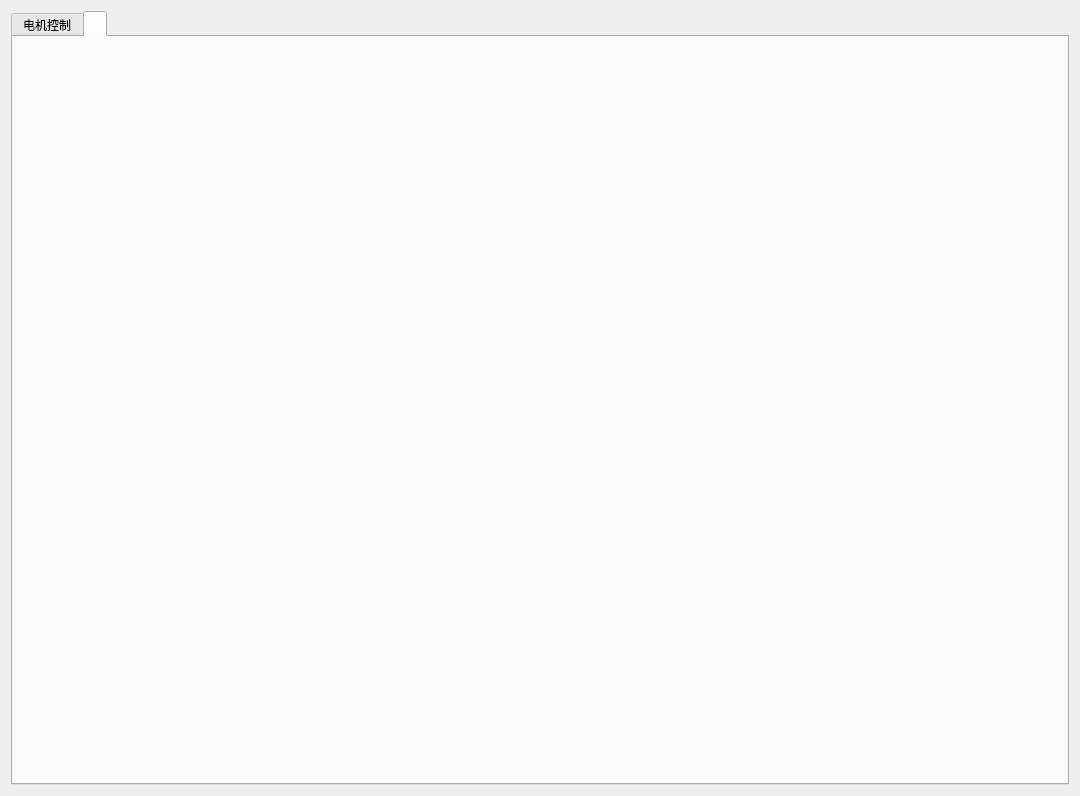
Above: zmotionpage.ui from Huier-git/drillControlSoftware before the change. Below: the same form after it.
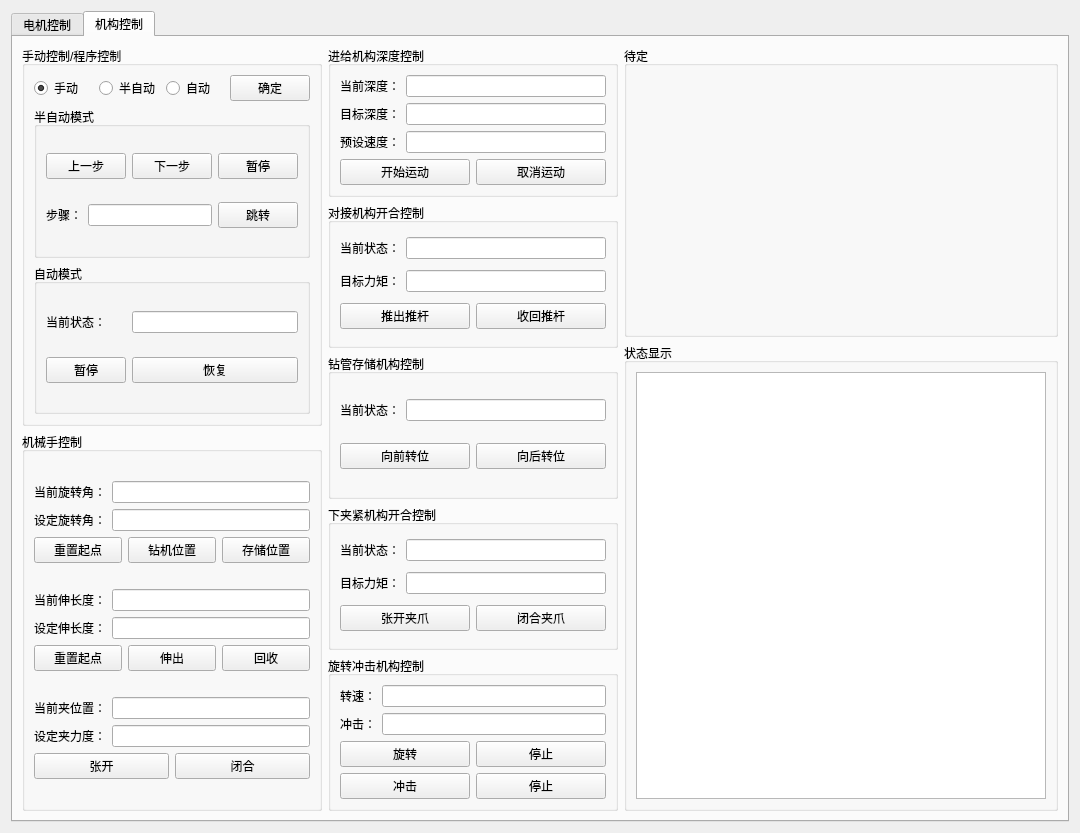
That is the form after the change. The open tabs and pages were chosen to show the change.

Commit message: 手动控制框架搭建

Patch:
```diff
--- a/zmotionpage.ui
+++ b/zmotionpage.ui
@@ -7,7 +7,7 @@
     <x>0</x>
     <y>0</y>
     <width>1080</width>
-    <height>780</height>
+    <height>833</height>
    </rect>
   </property>
   <property name="windowTitle">
@@ -995,8 +995,615 @@
      </widget>
      <widget class="QWidget" name="tab_2">
       <attribute name="title">
-       <string/>
+       <string>机构控制</string>
       </attribute>
+      <layout class="QGridLayout" name="gridLayout_64">
+       <item row="0" column="0">
+        <layout class="QHBoxLayout" name="horizontalLayout_49" stretch="1,2,3">
+         <item>
+          <layout class="QVBoxLayout" name="verticalLayout">
+           <item>
+            <widget class="QGroupBox" name="groupBox_22">
+             <property name="title">
+              <string>手动控制/程序控制</string>
+             </property>
+             <layout class="QGridLayout" name="gridLayout_37">
+              <item row="0" column="0">
+               <layout class="QHBoxLayout" name="horizontalLayout_45">
+                <item>
+                 <widget class="QRadioButton" name="rb_manual_mode">
+                  <property name="text">
+                   <string>手动</string>
+                  </property>
+                  <property name="checked">
+                   <bool>true</bool>
+                  </property>
+                 </widget>
+                </item>
+                <item>
+                 <widget class="QRadioButton" name="rb_semi_mode">
+                  <property name="text">
+                   <string>半自动</string>
+                  </property>
+                 </widget>
+                </item>
+                <item>
+                 <widget class="QRadioButton" name="rb_automatic_mode">
+                  <property name="text">
+                   <string>自动</string>
+                  </property>
+                 </widget>
+                </item>
+                <item>
+                 <widget class="QPushButton" name="btn_mode_confirm">
+                  <property name="text">
+                   <string>确定</string>
+                  </property>
+                 </widget>
+                </item>
+               </layout>
+              </item>
+              <item row="1" column="0">
+               <widget class="QGroupBox" name="gb_semi">
+                <property name="title">
+                 <string>半自动模式</string>
+                </property>
+                <layout class="QGridLayout" name="gridLayout_36">
+                 <item row="0" column="0">
+                  <widget class="QPushButton" name="btn_semi_previous_step">
+                   <property name="text">
+                    <string>上一步</string>
+                   </property>
+                  </widget>
+                 </item>
+                 <item row="0" column="1">
+                  <widget class="QPushButton" name="btn_semi_next_step">
+                   <property name="text">
+                    <string>下一步</string>
+                   </property>
+                  </widget>
+                 </item>
+                 <item row="0" column="2">
+                  <widget class="QPushButton" name="btn_semi_pause">
+                   <property name="text">
+                    <string>暂停</string>
+                   </property>
+                  </widget>
+                 </item>
+                 <item row="1" column="0" colspan="2">
+                  <layout class="QHBoxLayout" name="horizontalLayout_27">
+                   <item>
+                    <widget class="QLabel" name="label_55">
+                     <property name="text">
+                      <string>步骤：</string>
+                     </property>
+                    </widget>
+                   </item>
+                   <item>
+                    <widget class="QLineEdit" name="le_semi_step"/>
+                   </item>
+                  </layout>
+                 </item>
+                 <item row="1" column="2">
+                  <widget class="QPushButton" name="btn_semi_step_jump">
+                   <property name="text">
+                    <string>跳转</string>
+                   </property>
+                  </widget>
+                 </item>
+                </layout>
+               </widget>
+              </item>
+              <item row="2" column="0">
+               <widget class="QGroupBox" name="gb_automatic">
+                <property name="title">
+                 <string>自动模式</string>
+                </property>
+                <layout class="QGridLayout" name="gridLayout_60">
+                 <item row="1" column="1">
+                  <widget class="QPushButton" name="btn_automatic_resume">
+                   <property name="text">
+                    <string>恢复</string>
+                   </property>
+                  </widget>
+                 </item>
+                 <item row="1" column="0">
+                  <widget class="QPushButton" name="btn_automatic_pause">
+                   <property name="text">
+                    <string>暂停</string>
+                   </property>
+                  </widget>
+                 </item>
+                 <item row="0" column="0">
+                  <widget class="QLabel" name="label_87">
+                   <property name="text">
+                    <string>当前状态：</string>
+                   </property>
+                  </widget>
+                 </item>
+                 <item row="0" column="1">
+                  <widget class="QLineEdit" name="le_automatic_status"/>
+                 </item>
+                </layout>
+               </widget>
+              </item>
+             </layout>
+            </widget>
+           </item>
+           <item>
+            <widget class="QGroupBox" name="gb_roboticarm">
+             <property name="title">
+              <string>机械手控制</string>
+             </property>
+             <layout class="QGridLayout" name="gridLayout_34">
+              <item row="0" column="0">
+               <layout class="QGridLayout" name="gridLayout_30">
+                <item row="0" column="0" colspan="3">
+                 <layout class="QHBoxLayout" name="horizontalLayout_22">
+                  <item>
+                   <widget class="QLabel" name="label_48">
+                    <property name="text">
+                     <string>当前旋转角：</string>
+                    </property>
+                   </widget>
+                  </item>
+                  <item>
+                   <widget class="QLineEdit" name="le_rotation_angle"/>
+                  </item>
+                 </layout>
+                </item>
+                <item row="1" column="0" colspan="3">
+                 <layout class="QHBoxLayout" name="horizontalLayout_20">
+                  <item>
+                   <widget class="QLabel" name="label_50">
+                    <property name="text">
+                     <string>设定旋转角：</string>
+                    </property>
+                   </widget>
+                  </item>
+                  <item>
+                   <widget class="QLineEdit" name="le_set_rotation_angle"/>
+                  </item>
+                 </layout>
+                </item>
+                <item row="2" column="0">
+                 <widget class="QPushButton" name="btn_rotation_reset">
+                  <property name="text">
+                   <string>重置起点</string>
+                  </property>
+                 </widget>
+                </item>
+                <item row="2" column="1">
+                 <widget class="QPushButton" name="btn_drill_position">
+                  <property name="text">
+                   <string>钻机位置</string>
+                  </property>
+                 </widget>
+                </item>
+                <item row="2" column="2">
+                 <widget class="QPushButton" name="btn_storage_position">
+                  <property name="text">
+                   <string>存储位置</string>
+                  </property>
+                 </widget>
+                </item>
+               </layout>
+              </item>
+              <item row="1" column="0">
+               <layout class="QGridLayout" name="gridLayout_32">
+                <item row="0" column="0" colspan="3">
+                 <layout class="QHBoxLayout" name="horizontalLayout_23">
+                  <item>
+                   <widget class="QLabel" name="label_51">
+                    <property name="text">
+                     <string>当前伸长度：</string>
+                    </property>
+                   </widget>
+                  </item>
+                  <item>
+                   <widget class="QLineEdit" name="le_extent_length"/>
+                  </item>
+                 </layout>
+                </item>
+                <item row="1" column="0" colspan="3">
+                 <layout class="QHBoxLayout" name="horizontalLayout_24">
+                  <item>
+                   <widget class="QLabel" name="label_52">
+                    <property name="text">
+                     <string>设定伸长度：</string>
+                    </property>
+                   </widget>
+                  </item>
+                  <item>
+                   <widget class="QLineEdit" name="le_set_extent_length"/>
+                  </item>
+                 </layout>
+                </item>
+                <item row="2" column="0">
+                 <widget class="QPushButton" name="btn_robotarm_reset">
+                  <property name="text">
+                   <string>重置起点</string>
+                  </property>
+                 </widget>
+                </item>
+                <item row="2" column="1">
+                 <widget class="QPushButton" name="btn_robotarm_extent">
+                  <property name="text">
+                   <string>伸出</string>
+                  </property>
+                 </widget>
+                </item>
+                <item row="2" column="2">
+                 <widget class="QPushButton" name="btn_robotarm_retract">
+                  <property name="text">
+                   <string>回收</string>
+                  </property>
+                 </widget>
+                </item>
+               </layout>
+              </item>
+              <item row="2" column="0">
+               <layout class="QGridLayout" name="gridLayout_33">
+                <item row="0" column="0" colspan="2">
+                 <layout class="QHBoxLayout" name="horizontalLayout_25">
+                  <item>
+                   <widget class="QLabel" name="label_53">
+                    <property name="text">
+                     <string>当前夹位置：</string>
+                    </property>
+                   </widget>
+                  </item>
+                  <item>
+                   <widget class="QLineEdit" name="le_robotarm_clamp_pos"/>
+                  </item>
+                 </layout>
+                </item>
+                <item row="1" column="0" colspan="2">
+                 <layout class="QHBoxLayout" name="horizontalLayout_26">
+                  <item>
+                   <widget class="QLabel" name="label_54">
+                    <property name="text">
+                     <string>设定夹力度：</string>
+                    </property>
+                   </widget>
+                  </item>
+                  <item>
+                   <widget class="QLineEdit" name="le_robotarm_clamp_DAC"/>
+                  </item>
+                 </layout>
+                </item>
+                <item row="2" column="0">
+                 <widget class="QPushButton" name="btn_robotarm_clamp_open">
+                  <property name="text">
+                   <string>张开</string>
+                  </property>
+                 </widget>
+                </item>
+                <item row="2" column="1">
+                 <widget class="QPushButton" name="btn_robotarm_clamp_close">
+                  <property name="text">
+                   <string>闭合</string>
+                  </property>
+                 </widget>
+                </item>
+               </layout>
+              </item>
+             </layout>
+            </widget>
+           </item>
+          </layout>
+         </item>
+         <item>
+          <layout class="QGridLayout" name="gridLayout_63">
+           <item row="0" column="0">
+            <widget class="QGroupBox" name="gp_penetration">
+             <property name="title">
+              <string>进给机构深度控制</string>
+             </property>
+             <layout class="QGridLayout" name="gridLayout_13">
+              <item row="3" column="0">
+               <widget class="QPushButton" name="btn_penetration_start">
+                <property name="text">
+                 <string>开始运动</string>
+                </property>
+               </widget>
+              </item>
+              <item row="3" column="1">
+               <widget class="QPushButton" name="btn_penetration_cancel">
+                <property name="text">
+                 <string>取消运动</string>
+                </property>
+               </widget>
+              </item>
+              <item row="1" column="0" colspan="2">
+               <layout class="QHBoxLayout" name="horizontalLayout_5">
+                <item>
+                 <widget class="QLabel" name="label_17">
+                  <property name="text">
+                   <string>目标深度：</string>
+                  </property>
+                 </widget>
+                </item>
+                <item>
+                 <widget class="QLineEdit" name="le_penetration_target"/>
+                </item>
+               </layout>
+              </item>
+              <item row="0" column="0" colspan="2">
+               <layout class="QHBoxLayout" name="horizontalLayout_4">
+                <item>
+                 <widget class="QLabel" name="label_14">
+                  <property name="text">
+                   <string>当前深度：</string>
+                  </property>
+                 </widget>
+                </item>
+                <item>
+                 <widget class="QLineEdit" name="le_penetration_depth"/>
+                </item>
+               </layout>
+              </item>
+              <item row="2" column="0" colspan="2">
+               <layout class="QHBoxLayout" name="horizontalLayout_10">
+                <item>
+                 <widget class="QLabel" name="label_24">
+                  <property name="text">
+                   <string>预设速度：</string>
+                  </property>
+                 </widget>
+                </item>
+                <item>
+                 <widget class="QLineEdit" name="le_penetration_speed"/>
+                </item>
+               </layout>
+              </item>
+             </layout>
+            </widget>
+           </item>
+           <item row="1" column="0">
+            <widget class="QGroupBox" name="gb_connection">
+             <property name="title">
+              <string>对接机构开合控制</string>
+             </property>
+             <layout class="QGridLayout" name="gridLayout_12">
+              <item row="0" column="0" colspan="2">
+               <layout class="QHBoxLayout" name="horizontalLayout_2">
+                <item>
+                 <widget class="QLabel" name="label_18">
+                  <property name="text">
+                   <string>当前状态：</string>
+                  </property>
+                 </widget>
+                </item>
+                <item>
+                 <widget class="QLineEdit" name="le_connection_status"/>
+                </item>
+               </layout>
+              </item>
+              <item row="1" column="0" colspan="2">
+               <layout class="QHBoxLayout" name="horizontalLayout_6">
+                <item>
+                 <widget class="QLabel" name="label_20">
+                  <property name="text">
+                   <string>目标力矩：</string>
+                  </property>
+                 </widget>
+                </item>
+                <item>
+                 <widget class="QLineEdit" name="le_connection_DAC"/>
+                </item>
+               </layout>
+              </item>
+              <item row="2" column="0">
+               <widget class="QPushButton" name="btn_connection_extent">
+                <property name="text">
+                 <string>推出推杆</string>
+                </property>
+               </widget>
+              </item>
+              <item row="2" column="1">
+               <widget class="QPushButton" name="btn_connection_retract">
+                <property name="text">
+                 <string>收回推杆</string>
+                </property>
+               </widget>
+              </item>
+             </layout>
+            </widget>
+           </item>
+           <item row="2" column="0">
+            <widget class="QGroupBox" name="gp_stroage">
+             <property name="title">
+              <string>钻管存储机构控制</string>
+             </property>
+             <layout class="QGridLayout" name="gridLayout_28">
+              <item row="1" column="1">
+               <widget class="QPushButton" name="btn_storage_backward">
+                <property name="text">
+                 <string>向后转位</string>
+                </property>
+               </widget>
+              </item>
+              <item row="0" column="0" colspan="2">
+               <layout class="QHBoxLayout" name="horizontalLayout_9">
+                <item>
+                 <widget class="QLabel" name="label_23">
+                  <property name="text">
+                   <string>当前状态：</string>
+                  </property>
+                 </widget>
+                </item>
+                <item>
+                 <widget class="QLineEdit" name="le_stroage_status"/>
+                </item>
+               </layout>
+              </item>
+              <item row="1" column="0">
+               <widget class="QPushButton" name="btn_storage_forward">
+                <property name="text">
+                 <string>向前转位</string>
+                </property>
+               </widget>
+              </item>
+             </layout>
+            </widget>
+           </item>
+           <item row="3" column="0">
+            <widget class="QGroupBox" name="gb_downclamp">
+             <property name="title">
+              <string>下夹紧机构开合控制</string>
+             </property>
+             <layout class="QGridLayout" name="gridLayout_14">
+              <item row="0" column="0" colspan="2">
+               <layout class="QHBoxLayout" name="horizontalLayout_7">
+                <item>
+                 <widget class="QLabel" name="label_21">
+                  <property name="text">
+                   <string>当前状态：</string>
+                  </property>
+                 </widget>
+                </item>
+                <item>
+                 <widget class="QLineEdit" name="le_downclamp_status"/>
+                </item>
+               </layout>
+              </item>
+              <item row="2" column="0">
+               <widget class="QPushButton" name="btn_downclamp_open">
+                <property name="text">
+                 <string>张开夹爪</string>
+                </property>
+               </widget>
+              </item>
+              <item row="1" column="0" colspan="2">
+               <layout class="QHBoxLayout" name="horizontalLayout_8">
+                <item>
+                 <widget class="QLabel" name="label_22">
+                  <property name="text">
+                   <string>目标力矩：</string>
+                  </property>
+                 </widget>
+                </item>
+                <item>
+                 <widget class="QLineEdit" name="le_downclamp_DAC"/>
+                </item>
+               </layout>
+              </item>
+              <item row="2" column="1">
+               <widget class="QPushButton" name="btn_downclamp_close">
+                <property name="text">
+                 <string>闭合夹爪</string>
+                </property>
+               </widget>
+              </item>
+             </layout>
+            </widget>
+           </item>
+           <item row="4" column="0">
+            <widget class="QGroupBox" name="gb_rotaion_percussion">
+             <property name="title">
+              <string>旋转冲击机构控制</string>
+             </property>
+             <layout class="QGridLayout" name="gridLayout_29">
+              <item row="0" column="0" colspan="2">
+               <layout class="QHBoxLayout" name="horizontalLayout_19">
+                <item>
+                 <widget class="QLabel" name="label_47">
+                  <property name="text">
+                   <string>转速：</string>
+                  </property>
+                 </widget>
+                </item>
+                <item>
+                 <widget class="QLineEdit" name="le_rotation"/>
+                </item>
+               </layout>
+              </item>
+              <item row="1" column="0" colspan="2">
+               <layout class="QHBoxLayout" name="horizontalLayout_46">
+                <item>
+                 <widget class="QLabel" name="label_88">
+                  <property name="text">
+                   <string>冲击：</string>
+                  </property>
+                 </widget>
+                </item>
+                <item>
+                 <widget class="QLineEdit" name="le_percussion"/>
+                </item>
+               </layout>
+              </item>
+              <item row="2" column="0">
+               <widget class="QPushButton" name="btn_rotation">
+                <property name="text">
+                 <string>旋转</string>
+                </property>
+               </widget>
+              </item>
+              <item row="2" column="1">
+               <widget class="QPushButton" name="btn_rotation_stop">
+                <property name="text">
+                 <string>停止</string>
+                </property>
+               </widget>
+              </item>
+              <item row="3" column="0">
+               <widget class="QPushButton" name="btn_percussion">
+                <property name="text">
+                 <string>冲击</string>
+                </property>
+               </widget>
+              </item>
+              <item row="3" column="1">
+               <widget class="QPushButton" name="btn_percussion_stop">
+                <property name="text">
+                 <string>停止</string>
+                </property>
+               </widget>
+              </item>
+             </layout>
+            </widget>
+           </item>
+          </layout>
+         </item>
+         <item>
+          <layout class="QGridLayout" name="gridLayout_62">
+           <item row="0" column="0">
+            <widget class="QGroupBox" name="groupBox_39">
+             <property name="title">
+              <string>待定</string>
+             </property>
+             <layout class="QGridLayout" name="gridLayout_61">
+              <item row="0" column="0">
+               <widget class="QWidget" name="widget" native="true">
+                <property name="minimumSize">
+                 <size>
+                  <width>0</width>
+                  <height>250</height>
+                 </size>
+                </property>
+               </widget>
+              </item>
+             </layout>
+            </widget>
+           </item>
+           <item row="1" column="0">
+            <widget class="QGroupBox" name="groupBox_21">
+             <property name="title">
+              <string>状态显示</string>
+             </property>
+             <layout class="QGridLayout" name="gridLayout_35">
+              <item row="0" column="0">
+               <widget class="QTextEdit" name="tb_cmdWindow_2"/>
+              </item>
+             </layout>
+            </widget>
+           </item>
+          </layout>
+         </item>
+        </layout>
+       </item>
+      </layout>
      </widget>
     </widget>
    </item>
```
Left out of the diff: 2 changed lines with no effect on the pictures. The commit also changes 9 other files.
